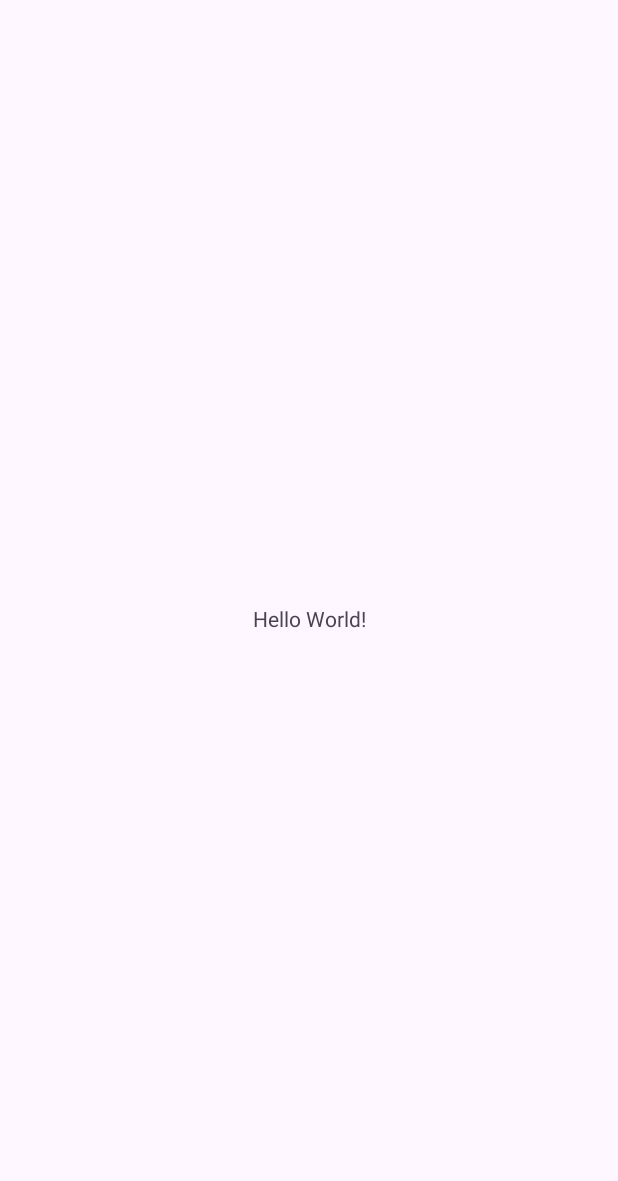
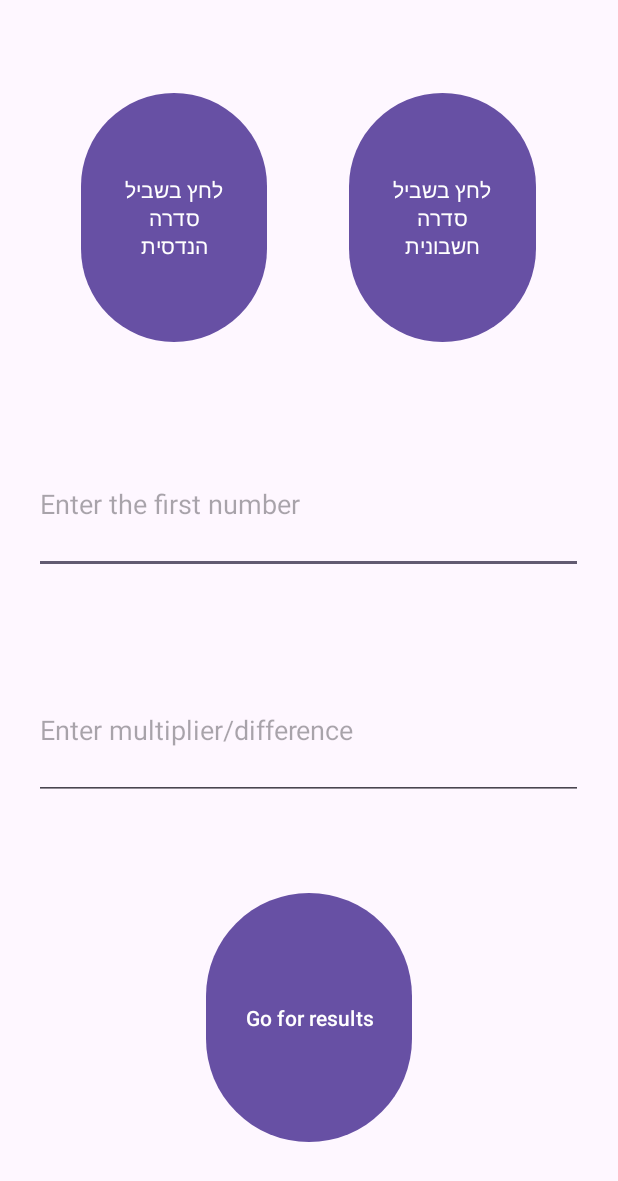
Before and after one commit to tv0823/ListView_Ex082, an Android app: the screen it shows after launch (MainActivity), on a phone screen of 412 x 824 dp. Before the commit the part shown is almost empty. Shown: the top 1181 px of the screen. Run offline under Robolectric (Android 15) with nearby library versions, the phone set to English and light mode, and no system bars.

Commit message:
first page xml

```diff
--- a/app/src/main/java/com/example/listview_ex082/MainActivity.java
+++ b/app/src/main/java/com/example/listview_ex082/MainActivity.java
@@ -13,12 +13,7 @@ public class MainActivity extends AppCompatActivity {
     @Override
     protected void onCreate(Bundle savedInstanceState) {
         super.onCreate(savedInstanceState);
-        EdgeToEdge.enable(this);
         setContentView(R.layout.activity_main);
-        ViewCompat.setOnApplyWindowInsetsListener(findViewById(R.id.main), (v, insets) -> {
-            Insets systemBars = insets.getInsets(WindowInsetsCompat.Type.systemBars());
-            v.setPadding(systemBars.left, systemBars.top, systemBars.right, systemBars.bottom);
-            return insets;
-        });
+
     }
 }
--- a/app/src/main/res/layout/activity_main.xml
+++ b/app/src/main/res/layout/activity_main.xml
@@ -1,5 +1,5 @@
 <?xml version="1.0" encoding="utf-8"?>
-<androidx.constraintlayout.widget.ConstraintLayout xmlns:android="http://schemas.android.com/apk/res/android"
+<LinearLayout xmlns:android="http://schemas.android.com/apk/res/android"
     xmlns:app="http://schemas.android.com/apk/res-auto"
     xmlns:tools="http://schemas.android.com/tools"
     android:id="@+id/main"
@@ -7,13 +7,149 @@
     android:layout_height="match_parent"
     tools:context=".MainActivity">
 
-    <TextView
-        android:layout_width="wrap_content"
-        android:layout_height="wrap_content"
-        android:text="Hello World!"
-        app:layout_constraintBottom_toBottomOf="parent"
-        app:layout_constraintEnd_toEndOf="parent"
-        app:layout_constraintStart_toStartOf="parent"
-        app:layout_constraintTop_toTopOf="parent" />
+    <LinearLayout
+        android:layout_width="match_parent"
+        android:layout_height="match_parent"
+        android:orientation="vertical">
 
-</androidx.constraintlayout.widget.ConstraintLayout>
+        <Space
+            android:layout_width="match_parent"
+            android:layout_height="0dp"
+            android:layout_weight="5" />
+
+        <LinearLayout
+            android:layout_width="match_parent"
+            android:layout_height="0dp"
+            android:layout_weight="15"
+            android:orientation="horizontal">
+
+            <Space
+                android:layout_width="0dp"
+                android:layout_height="wrap_content"
+                android:layout_weight="1" />
+
+            <Button
+                android:id="@+id/geometricalBtn"
+                android:layout_width="70dp"
+                android:layout_height="match_parent"
+                android:layout_weight="1"
+                android:text="לחץ בשביל סדרה הנדסית" />
+
+            <Space
+                android:layout_width="0dp"
+                android:layout_height="wrap_content"
+                android:layout_weight="1" />
+
+            <Button
+                android:id="@+id/mathematicalBtn"
+                android:layout_width="70dp"
+                android:layout_height="match_parent"
+                android:layout_weight="1"
+                android:text="לחץ בשביל סדרה חשבונית" />
+
+            <Space
+                android:layout_width="0dp"
+                android:layout_height="wrap_content"
+                android:layout_weight="1" />
+        </LinearLayout>
+
+        <Space
+            android:layout_width="match_parent"
+            android:layout_height="0dp"
+            android:layout_weight="5" />
+
+        <LinearLayout
+            android:layout_width="match_parent"
+            android:layout_height="0dp"
+            android:layout_weight="8"
+            android:orientation="horizontal">
+
+            <Space
+                android:layout_width="0dp"
+                android:layout_height="match_parent"
+                android:layout_weight="5" />
+
+            <EditText
+                android:id="@+id/FirstNumberEt"
+                android:layout_width="0dp"
+                android:layout_height="match_parent"
+                android:layout_weight="80"
+                android:ems="10"
+                android:hint="Enter the first number"
+                android:inputType="numberSigned|numberDecimal" />
+
+            <Space
+                android:layout_width="0dp"
+                android:layout_height="match_parent"
+                android:layout_weight="5" />
+        </LinearLayout>
+
+        <Space
+            android:layout_width="match_parent"
+            android:layout_height="0dp"
+            android:layout_weight="5" />
+
+        <LinearLayout
+            android:layout_width="match_parent"
+            android:layout_height="0dp"
+            android:layout_weight="8"
+            android:orientation="horizontal">
+
+            <Space
+                android:layout_width="0dp"
+                android:layout_height="match_parent"
+                android:layout_weight="5" />
+
+            <EditText
+                android:id="@+id/MultOrDiffEt"
+                android:layout_width="0dp"
+                android:layout_height="match_parent"
+                android:layout_weight="80"
+                android:ems="10"
+                android:hint="Enter multiplier/difference"
+                android:inputType="numberSigned|numberDecimal" />
+
+            <Space
+                android:layout_width="0dp"
+                android:layout_height="match_parent"
+                android:layout_weight="5" />
+        </LinearLayout>
+
+        <Space
+            android:layout_width="match_parent"
+            android:layout_height="0dp"
+            android:layout_weight="5" />
+
+        <LinearLayout
+            android:layout_width="match_parent"
+            android:layout_height="0dp"
+            android:layout_weight="15"
+            android:orientation="horizontal">
+
+            <Space
+                android:layout_width="0dp"
+                android:layout_height="match_parent"
+                android:layout_weight="10" />
+
+            <Button
+                android:id="@+id/ResultBtn"
+                android:layout_width="0dp"
+                android:layout_height="match_parent"
+                android:layout_weight="10"
+                android:text="Go for results" />
+
+            <Space
+                android:layout_width="0dp"
+                android:layout_height="match_parent"
+                android:layout_weight="10" />
+
+        </LinearLayout>
+
+        <Space
+            android:layout_width="match_parent"
+            android:layout_height="0dp"
+            android:layout_weight="5" />
+
+    </LinearLayout>
+
+</LinearLayout>
```
